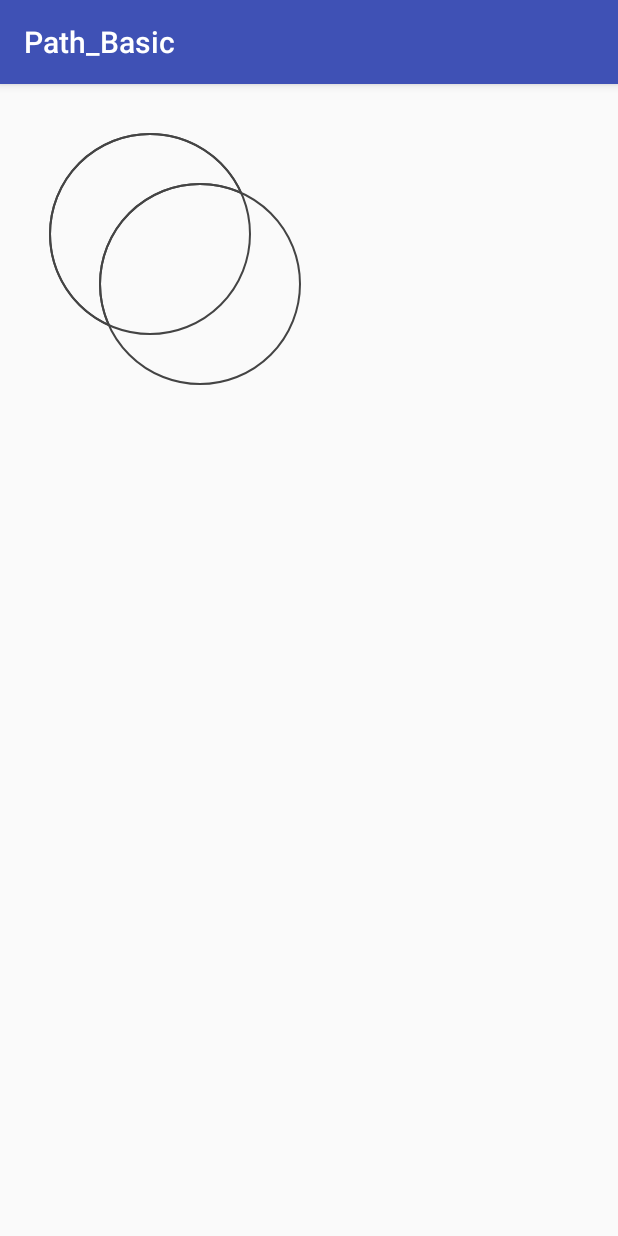
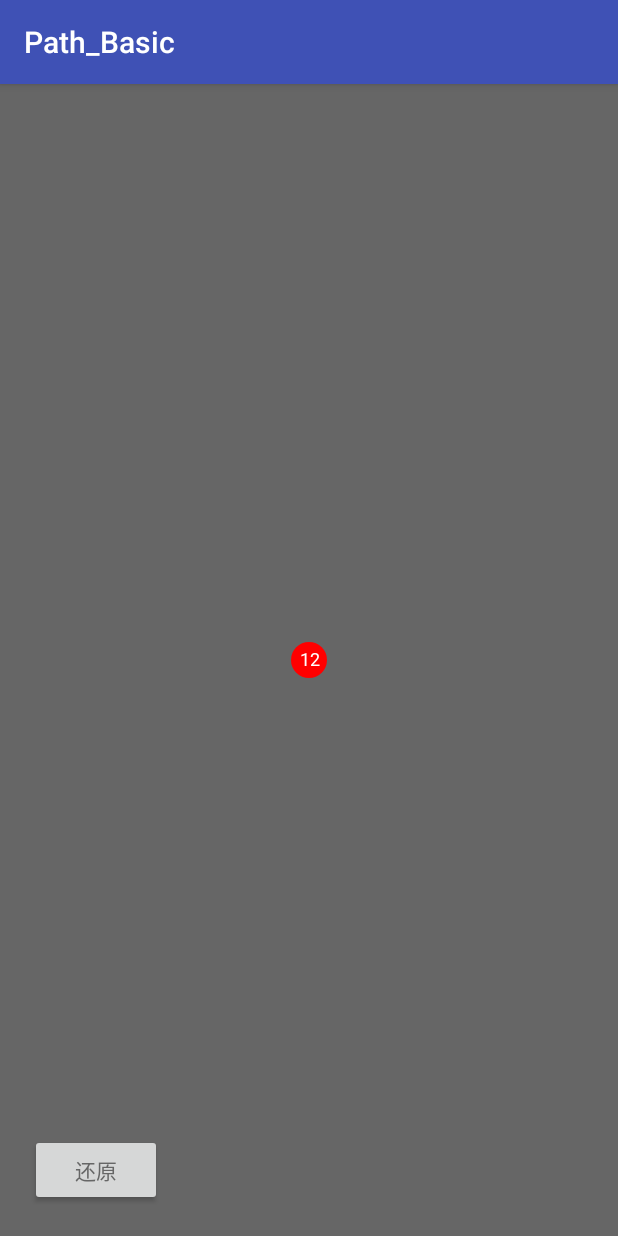
Before and after one commit to lichao3140/Path_Basic, an Android app: the screen it shows after launch (MainActivity), on a phone screen of 412 x 824 dp. Run offline under Robolectric (Android 15) with nearby library versions, the phone set to English and light mode, and no system bars.

Commit message:
仿QQ气泡

```diff
--- /dev/null
+++ b/app/src/main/java/com/lqh/lichao/path_basic/DragBubbleView.java
@@ -0,0 +1,411 @@
+package com.lqh.lichao.path_basic;
+
+import android.animation.Animator;
+import android.animation.AnimatorListenerAdapter;
+import android.animation.PointFEvaluator;
+import android.animation.ValueAnimator;
+import android.content.Context;
+import android.content.res.TypedArray;
+import android.graphics.Bitmap;
+import android.graphics.BitmapFactory;
+import android.graphics.Canvas;
+import android.graphics.Color;
+import android.graphics.Paint;
+import android.graphics.Path;
+import android.graphics.PointF;
+import android.graphics.Rect;
+import android.support.annotation.Nullable;
+import android.util.AttributeSet;
+import android.view.MotionEvent;
+import android.view.View;
+import android.view.animation.LinearInterpolator;
+import android.view.animation.OvershootInterpolator;
+
+/**
+ * 仿QQ拖拽气泡
+ * Created by Administrator on 2017-10-11.
+ */
+
+public class DragBubbleView extends View {
+    /**
+     * 气泡默认状态--静止
+     */
+    private final int BUBBLE_STATE_DEFAUL = 0;
+    /**
+     * 气泡相连
+     */
+    private final int BUBBLE_STATE_CONNECT = 1;
+    /**
+     * 气泡分离
+     */
+    private final int BUBBLE_STATE_APART = 2;
+    /**
+     * 气泡消失
+     */
+    private final int BUBBLE_STATE_DISMISS = 3;
+
+    /**
+     * 气泡半径
+     */
+    private float mBubbleRadius;
+    /**
+     * 气泡颜色
+     */
+    private int mBubbleColor;
+    /**
+     * 气泡消息文字
+     */
+    private String mTextStr;
+    /**
+     * 气泡消息文字颜色
+     */
+    private int mTextColor;
+    /**
+     * 气泡消息文字大小
+     */
+    private float mTextSize;
+    /**
+     * 不动气泡的半径
+     */
+    private float mBubStillRadius;
+    /**
+     * 可动气泡的半径
+     */
+    private float mBubMoveableRadius;
+    /**
+     * 不动气泡的圆心
+     */
+    private PointF mBubStillCenter;
+    /**
+     * 可动气泡的圆心
+     */
+    private PointF mBubMoveableCenter;
+    /**
+     * 气泡的画笔
+     */
+    private Paint mBubblePaint;
+    /**
+     * 贝塞尔曲线path
+     */
+    private Path mBezierPath;
+
+    private Paint mTextPaint;
+
+    private Rect mTextRect;
+
+    private Paint mBurstPaint;
+
+    private Rect mBurstRect;
+
+    /**
+     * 气泡状态标志
+     */
+    private int mBubbleState = BUBBLE_STATE_DEFAUL;
+    /**
+     * 两气泡圆心距离
+     */
+    private float mDist;
+    /**
+     * 气泡相连状态最大圆心距离
+     */
+    private float mMaxDist;
+    /**
+     * 手指触摸偏移量
+     */
+    private float MOVE_OFFSET;
+
+    /**
+     *  气泡爆炸的bitmap数组
+     */
+    private Bitmap[] mBurstBitmapsArray;
+    /**
+     * 是否在执行气泡爆炸动画
+     */
+    private boolean mIsBurstAnimStart = false;
+
+    /**
+     * 当前气泡爆炸图片index
+     */
+    private int mCurDrawableIndex;
+
+    /**
+     *  气泡爆炸的图片id数组
+     */
+    private int[] mBurstDrawablesArray = {R.drawable.burst_1, R.drawable.burst_2
+            , R.drawable.burst_3, R.drawable.burst_4, R.drawable.burst_5};
+
+    public DragBubbleView(Context context) {
+        this(context,null);
+    }
+
+    public DragBubbleView(Context context, @Nullable AttributeSet attrs) {
+        this(context, attrs, 0);
+    }
+
+    public DragBubbleView(Context context, @Nullable AttributeSet attrs, int defStyleAttr) {
+        this(context, attrs, defStyleAttr, 0);
+    }
+
+    public DragBubbleView(Context context, @Nullable AttributeSet attrs, int defStyleAttr, int defStyleRes) {
+        super(context, attrs, defStyleAttr, defStyleRes);
+        TypedArray array = context.obtainStyledAttributes(attrs,R.styleable.DragBubbleView,defStyleAttr,0);
+        mBubbleRadius = array.getDimension(R.styleable.DragBubbleView_bubble_radius,mBubbleRadius);
+        mBubbleColor = array.getColor(R.styleable.DragBubbleView_bubble_color, Color.RED);
+        mTextStr = array.getString(R.styleable.DragBubbleView_bubble_text);
+        mTextSize = array.getDimension(R.styleable.DragBubbleView_bubble_textSize,mTextSize);
+        mTextColor = array.getColor(R.styleable.DragBubbleView_bubble_textColor, Color.WHITE);
+        array.recycle();
+
+        mBubStillRadius = mBubbleRadius;
+        mBubMoveableRadius = mBubStillRadius;
+        mMaxDist = 8 * mBubbleRadius;
+
+        MOVE_OFFSET = mMaxDist / 4;
+
+        //抗锯齿
+        mBubblePaint = new Paint(Paint.ANTI_ALIAS_FLAG);
+        mBubblePaint.setColor(mBubbleColor);
+        mBubblePaint.setStyle(Paint.Style.FILL);
+        mBezierPath = new Path();
+
+        mTextPaint = new Paint(Paint.ANTI_ALIAS_FLAG);
+        mTextPaint.setColor(mTextColor);
+        mTextPaint.setTextSize(mTextSize);
+        mTextRect = new Rect();
+
+        mBurstPaint = new Paint(Paint.ANTI_ALIAS_FLAG);
+        mBurstPaint.setFilterBitmap(true);
+        mBurstRect = new Rect();
+        mBurstBitmapsArray = new Bitmap[mBurstDrawablesArray.length];
+        for (int i = 0; i < mBurstDrawablesArray.length; i++) {
+            //将气泡爆炸的drawable转为bitmap
+            Bitmap bitmap = BitmapFactory.decodeResource(getResources(), mBurstDrawablesArray[i]);
+            mBurstBitmapsArray[i] = bitmap;
+        }
+    }
+
+    @Override
+    protected void onSizeChanged(int w, int h, int oldw, int oldh) {
+        super.onSizeChanged(w, h, oldw, oldh);
+        initView(w,h);
+    }
+
+    /**
+     * 初始化气泡位置
+     * @param w
+     * @param h
+     */
+    private void initView(int w, int h) {
+        //设置两气泡圆心初始坐标
+        if(mBubStillCenter == null){
+            mBubStillCenter = new PointF(w / 2,h / 2);
+        }else{
+            mBubStillCenter.set(w / 2,h / 2);
+        }
+
+        if(mBubMoveableCenter == null){
+            mBubMoveableCenter = new PointF(w / 2,h / 2);
+        }else{
+            mBubMoveableCenter.set(w / 2,h / 2);
+        }
+        mBubbleState = BUBBLE_STATE_DEFAUL;
+    }
+
+    @Override
+    public boolean onTouchEvent(MotionEvent event) {
+        switch (event.getAction()){
+            case MotionEvent.ACTION_DOWN:
+            {
+                if(mBubbleState != BUBBLE_STATE_DISMISS){
+                    mDist = (float) Math.hypot(event.getX() - mBubStillCenter.x,
+                            event.getY() - mBubStillCenter.y);
+                    if(mDist < mBubbleRadius + MOVE_OFFSET){
+                        // 加上MOVE_OFFSET是为了方便拖拽
+                        mBubbleState = BUBBLE_STATE_CONNECT;
+                    }else{
+                        mBubbleState = BUBBLE_STATE_DEFAUL;
+                    }
+
+                }
+            }
+            break;
+
+            case MotionEvent.ACTION_MOVE:
+            {
+                if(mBubbleState != BUBBLE_STATE_DEFAUL){
+                    mBubMoveableCenter.x = event.getX();
+                    mBubMoveableCenter.y = event.getY();
+                    mDist = (float) Math.hypot(event.getX() - mBubStillCenter.x,
+                            event.getY() - mBubStillCenter.y);
+                    if(mBubbleState == BUBBLE_STATE_CONNECT){
+                        // 减去MOVE_OFFSET是为了让不动气泡半径到一个较小值时就直接消失
+                        // 或者说是进入分离状态
+                        if(mDist < mMaxDist - MOVE_OFFSET){
+
+                            mBubStillRadius = mBubbleRadius - mDist / 8;
+                        }else{
+                            mBubbleState = BUBBLE_STATE_APART;
+                        }
+                    }
+                    invalidate();
+                }
+            }
+            break;
+
+            case MotionEvent.ACTION_UP:
+            {
+                if(mBubbleState == BUBBLE_STATE_CONNECT){
+                    startBubbleRestAnim();
+
+                }else if(mBubbleState == BUBBLE_STATE_APART){
+                    if(mDist < 2 * mBubbleRadius){
+                        startBubbleRestAnim();
+                    }else{
+                        startBubbleBurstAnim();
+                    }
+                }
+            }
+            break;
+        }
+        return true;
+    }
+
+    private void startBubbleBurstAnim() {
+        //气泡改为消失状态
+        mBubbleState = BUBBLE_STATE_DISMISS;
+        mIsBurstAnimStart = true;
+        //做一个int型属性动画，从0~mBurstDrawablesArray.length结束
+        ValueAnimator anim = ValueAnimator.ofInt(0, mBurstDrawablesArray.length);
+        anim.setInterpolator(new LinearInterpolator());
+        anim.setDuration(500);
+        anim.addUpdateListener(new ValueAnimator.AnimatorUpdateListener() {
+            @Override
+            public void onAnimationUpdate(ValueAnimator animation) {
+                //设置当前绘制的爆炸图片index
+                mCurDrawableIndex = (int) animation.getAnimatedValue();
+                invalidate();
+            }
+        });
+        anim.addListener(new AnimatorListenerAdapter() {
+            @Override
+            public void onAnimationEnd(Animator animation) {
+                //修改动画执行标志
+                mIsBurstAnimStart = false;
+            }
+        });
+        anim.start();
+
+    }
+
+    private void startBubbleRestAnim() {
+        ValueAnimator anim = ValueAnimator.ofObject(new PointFEvaluator(),
+                new PointF(mBubMoveableCenter.x,mBubMoveableCenter.y),
+                new PointF(mBubStillCenter.x,mBubStillCenter.y));
+
+        anim.setDuration(200);
+        anim.setInterpolator(new OvershootInterpolator(5f));
+        anim.addUpdateListener(new ValueAnimator.AnimatorUpdateListener() {
+            @Override
+            public void onAnimationUpdate(ValueAnimator animation) {
+                mBubMoveableCenter = (PointF) animation.getAnimatedValue();
+                invalidate();
+            }
+        });
+        anim.addListener(new AnimatorListenerAdapter() {
+            @Override
+            public void onAnimationEnd(Animator animation) {
+                mBubbleState = BUBBLE_STATE_DEFAUL;
+            }
+        });
+        anim.start();
+    }
+
+    @Override
+    protected void onDraw(Canvas canvas) {
+        super.onDraw(canvas);
+        // 1、画静止状态
+        // 2、画相连状态
+        // 3、画分离状态
+        // 4、画消失状态---爆炸动画
+
+        // 1、画拖拽的气泡 和 文字
+        if(mBubbleState != BUBBLE_STATE_DISMISS){
+            canvas.drawCircle(mBubMoveableCenter.x,mBubMoveableCenter.y,
+                    mBubMoveableRadius,mBubblePaint);
+
+            mTextPaint.getTextBounds(mTextStr,0,mTextStr.length(),mTextRect);
+
+            canvas.drawText(mTextStr,mBubMoveableCenter.x - mTextRect.width() / 2,
+                    mBubMoveableCenter.y + mTextRect.height() / 2,mTextPaint);
+        }
+        // 2、画相连的气泡状态
+        if(mBubbleState == BUBBLE_STATE_CONNECT)
+        {
+            // 1、画静止气泡
+            canvas.drawCircle(mBubStillCenter.x,mBubStillCenter.y,
+                    mBubStillRadius,mBubblePaint);
+            // 2、画相连曲线
+            // 计算控制点坐标，两个圆心的中点
+            int iAnchorX = (int) ((mBubStillCenter.x + mBubMoveableCenter.x) / 2);
+            int iAnchorY = (int) ((mBubStillCenter.y + mBubMoveableCenter.y) / 2);
+
+            float cosTheta = (mBubMoveableCenter.x - mBubStillCenter.x) / mDist;
+            float sinTheta = (mBubMoveableCenter.y - mBubStillCenter.y) / mDist;
+
+            float iBubStillStartX = mBubStillCenter.x - mBubStillRadius * sinTheta;
+            float iBubStillStartY = mBubStillCenter.y + mBubStillRadius * cosTheta;
+            float iBubMoveableEndX = mBubMoveableCenter.x - mBubMoveableRadius * sinTheta;
+            float iBubMoveableEndY = mBubMoveableCenter.y + mBubMoveableRadius * cosTheta;
+            float iBubMoveableStartX = mBubMoveableCenter.x + mBubMoveableRadius * sinTheta;
+            float iBubMoveableStartY = mBubMoveableCenter.y - mBubMoveableRadius * cosTheta;
+            float iBubStillEndX = mBubStillCenter.x + mBubStillRadius * sinTheta;
+            float iBubStillEndY = mBubStillCenter.y - mBubStillRadius * cosTheta;
+
+            mBezierPath.reset();
+            // 画上半弧
+            mBezierPath.moveTo(iBubStillStartX,iBubStillStartY);
+            mBezierPath.quadTo(iAnchorX,iAnchorY,iBubMoveableEndX,iBubMoveableEndY);
+            // 画上半弧
+            mBezierPath.lineTo(iBubMoveableStartX,iBubMoveableStartY);
+            mBezierPath.quadTo(iAnchorX,iAnchorY,iBubStillEndX,iBubStillEndY);
+            mBezierPath.close();
+            canvas.drawPath(mBezierPath,mBubblePaint);
+        }
+
+        // 3、画消失状态---爆炸动画
+
+        if(mIsBurstAnimStart){
+            mBurstRect.set((int)(mBubMoveableCenter.x - mBubMoveableRadius),
+                    (int)(mBubMoveableCenter.y - mBubMoveableRadius),
+                    (int)(mBubMoveableCenter.x + mBubMoveableRadius),
+                    (int)(mBubMoveableCenter.y + mBubMoveableRadius));
+
+            canvas.drawBitmap(mBurstBitmapsArray[mCurDrawableIndex],null,
+                    mBurstRect,mBubblePaint);
+        }
+
+
+        /*// 2、画相连状态
+            // 1、画静止气泡
+
+            // 2、画文字
+
+            // 3、画相连曲线
+
+            // 4、画拖拽气泡
+
+
+        // 3、画分离状态
+
+            // 1、画文字
+            // 2、画拖拽气泡
+
+        // 4、画消失状态---爆炸动画*/
+    }
+
+    public void reset() {
+        initView(getWidth(),getHeight());
+
+        invalidate();
+    }
+}
--- a/app/src/main/java/com/lqh/lichao/path_basic/MainActivity.java
+++ b/app/src/main/java/com/lqh/lichao/path_basic/MainActivity.java
@@ -2,15 +2,26 @@ package com.lqh.lichao.path_basic;
 
 import android.support.v7.app.AppCompatActivity;
 import android.os.Bundle;
+import android.view.View;
 
 public class MainActivity extends AppCompatActivity {
+
+    private DragBubbleView mDragBubbleView;
 
     @Override
     protected void onCreate(Bundle savedInstanceState) {
         super.onCreate(savedInstanceState);
-        //setContentView(R.layout.activity_main);
+        setContentView(R.layout.activity_main);
         //setContentView(new CurveView(this));
         //setContentView(new PathFillView(this));
-        setContentView(new PathOpView(this));
+        //setContentView(new PathOpView(this));
+
+        mDragBubbleView = (DragBubbleView) findViewById(R.id.drag_buddle_view);
+        findViewById(R.id.reset_btn).setOnClickListener(new View.OnClickListener() {
+            @Override
+            public void onClick(View v) {
+                mDragBubbleView.reset();
+            }
+        });
     }
 }
--- a/app/src/main/res/layout/activity_main.xml
+++ b/app/src/main/res/layout/activity_main.xml
@@ -1,18 +1,34 @@
 <?xml version="1.0" encoding="utf-8"?>
-<android.support.constraint.ConstraintLayout xmlns:android="http://schemas.android.com/apk/res/android"
+<RelativeLayout xmlns:android="http://schemas.android.com/apk/res/android"
     xmlns:app="http://schemas.android.com/apk/res-auto"
     xmlns:tools="http://schemas.android.com/tools"
     android:layout_width="match_parent"
     android:layout_height="match_parent"
+    android:background="#666666"
     tools:context="com.lqh.lichao.path_basic.MainActivity">
 
-    <TextView
+    <com.lqh.lichao.path_basic.DragBubbleView
+        android:id="@+id/drag_buddle_view"
         android:layout_width="wrap_content"
         android:layout_height="wrap_content"
-        android:text="Hello World!"
-        app:layout_constraintBottom_toBottomOf="parent"
-        app:layout_constraintLeft_toLeftOf="parent"
-        app:layout_constraintRight_toRightOf="parent"
-        app:layout_constraintTop_toTopOf="parent" />
+        android:layout_centerInParent="true"
+        app:bubble_text="12"
+        app:bubble_textColor="#ffffff"
+        app:bubble_textSize="12dp"
+        app:bubble_radius="12dp"
+        app:bubble_color="#ff0000"
+        tools:layout_editor_absoluteY="0dp"
+        tools:layout_editor_absoluteX="0dp" />
 
-</android.support.constraint.ConstraintLayout>
+    <Button
+        android:id="@+id/reset_btn"
+        android:layout_width="88dp"
+        android:layout_height="wrap_content"
+        android:layout_alignParentBottom="true"
+        android:layout_margin="20dp"
+        android:textColor="#666666"
+        android:text="还原"
+        tools:layout_editor_absoluteY="0dp"
+        tools:layout_editor_absoluteX="28dp" />
+
+</RelativeLayout>
```
Also changed, not shown: app/src/main/res/values/attrs.xml (added, +10 -0 lines), app/src/main/res/drawable/burst_1.png (added), app/src/main/res/drawable/burst_2.png (added), app/src/main/res/drawable/burst_3.png (added), app/src/main/res/drawable/burst_4.png (added), app/src/main/res/drawable/burst_5.png (added), 2 other files.
